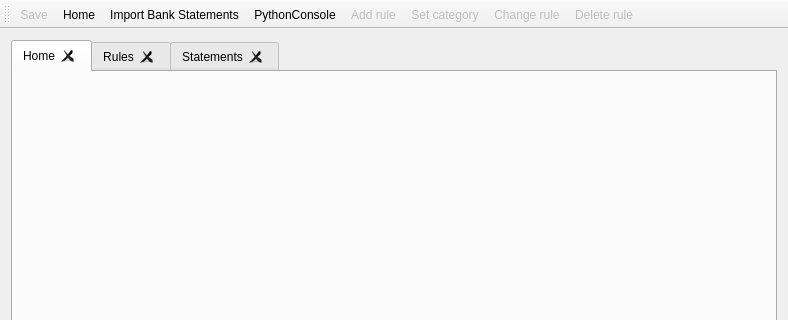
agabor/platan, file Platan/PlatanUI/mainwindow.ui: the form before one commit; both pictures show x 0 to 788 and y 0 to 320 of the 788 by 543 pixel window.
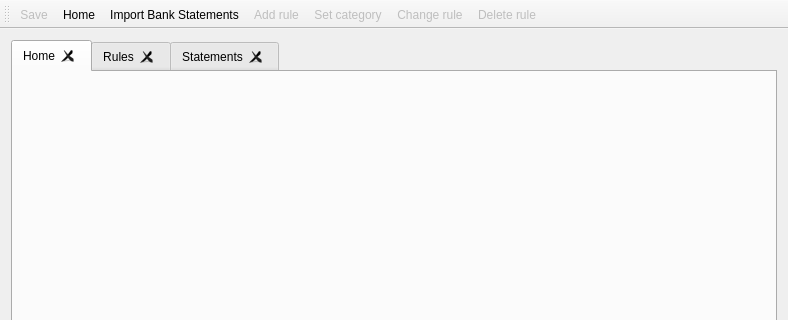
The form after the commit. Icons and pictures are not drawn. Custom widgets are drawn as their Qt base class.

Commit message: remove python ide button

Diff of the .ui file:
```diff
--- a/Platan/PlatanUI/mainwindow.ui
+++ b/Platan/PlatanUI/mainwindow.ui
@@ -112,7 +112,6 @@
    <addaction name="actionSave"/>
    <addaction name="actionHome"/>
    <addaction name="actionImport_Bank_Statements"/>
-   <addaction name="actionPythonConsole"/>
    <addaction name="actionAdd_rule"/>
    <addaction name="actionSet_category"/>
    <addaction name="actionChangeRule"/>
@@ -151,15 +150,6 @@
     <string>Close</string>
    </property>
   </action>
-  <action name="actionPythonConsole">
-   <property name="icon">
-    <iconset resource="icons.qrc">
-     <normaloff>:/icons/icons/text-x-python.png</normaloff>:/icons/icons/text-x-python.png</iconset>
-   </property>
-   <property name="text">
-    <string>PythonConsole</string>
-   </property>
-  </action>
   <action name="actionImport_Bank_Statements">
    <property name="icon">
     <iconset resource="icons.qrc">
```
The commit also changes 1 other file.
